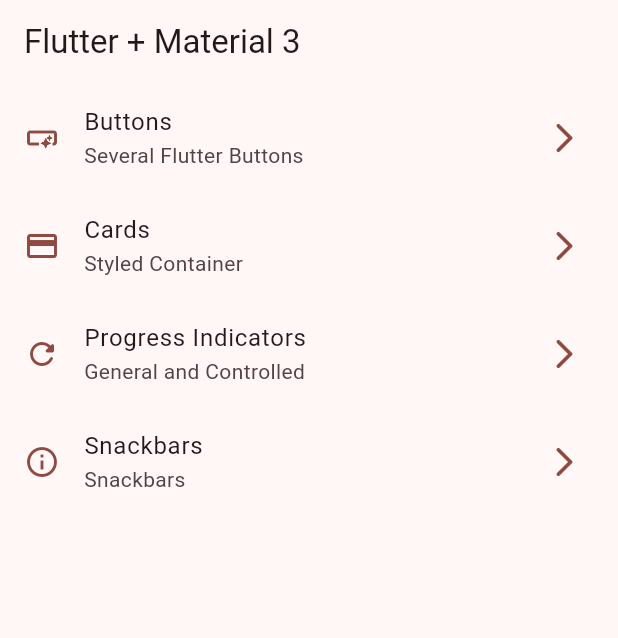
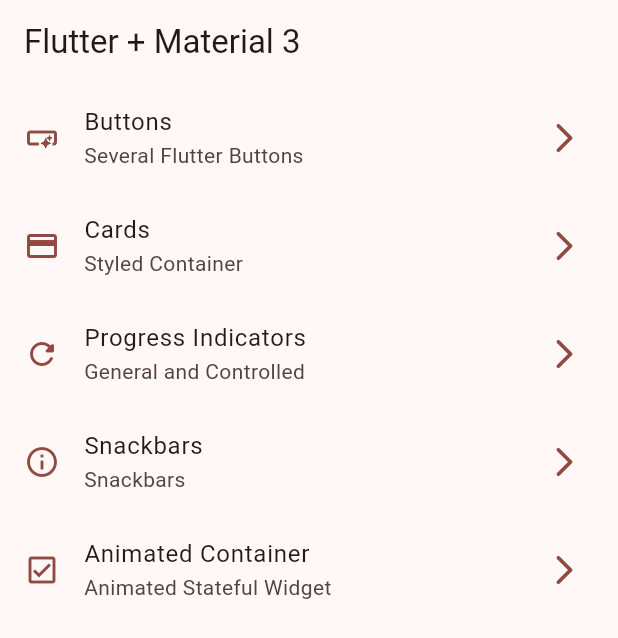
Before and after one commit to oscarlagatta/widgets_app, a Flutter app: the screen it shows after launch, on a phone screen of 412 x 824 dp. Shown: the top 638 px of the screen. Run offline on Flutter 3.47's test engine with Material 3 defaults, Android fonts, the phone set to English and light mode, and no system bars; our stand-ins replace go_router.

```diff
--- a/lib/config/menu/menu_items.dart
+++ b/lib/config/menu/menu_items.dart
@@ -38,5 +38,11 @@ const appMenuItems = <MenuItem>[
     subTitle: 'Snackbars',
     link: '/snackbars',
     icon: Icons.info_outline,
+  ),
+  MenuItem(
+    title: 'Animated Container',
+    subTitle: 'Animated Stateful Widget',
+    link: '/animated',
+    icon: Icons.check_box_outlined,
   )
 ];
--- a/lib/config/router/app_router.dart
+++ b/lib/config/router/app_router.dart
@@ -27,4 +27,9 @@ final appRouter = GoRouter(initialLocation: '/', routes: [
     path: '/snackbars',
     builder: (context, state) => const SnackbarScreen(),
   ),
+  GoRoute(
+    name: AnimatedScreen.name,
+    path: '/animated',
+    builder: (context, state) => const AnimatedScreen(),
+  ),
 ]);
```
Also changed, not shown: lib/presentation/screens/animated/animated_screen.dart (+47 -2 lines).
